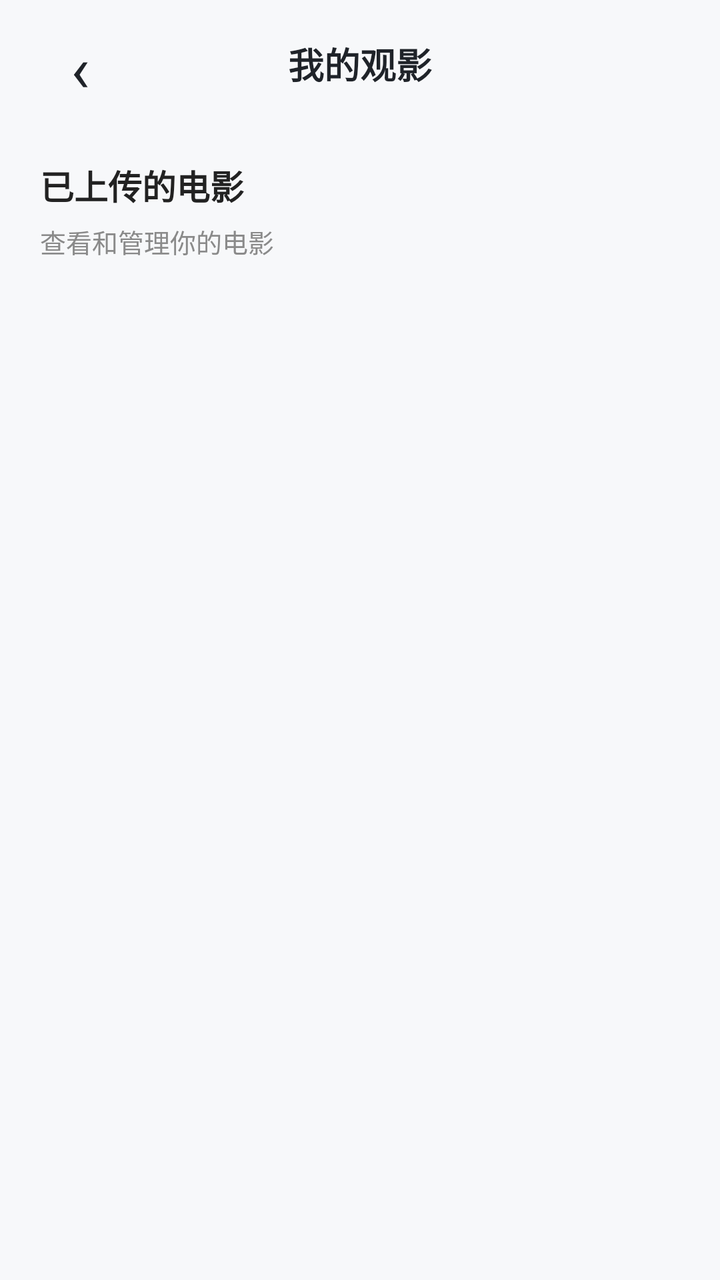
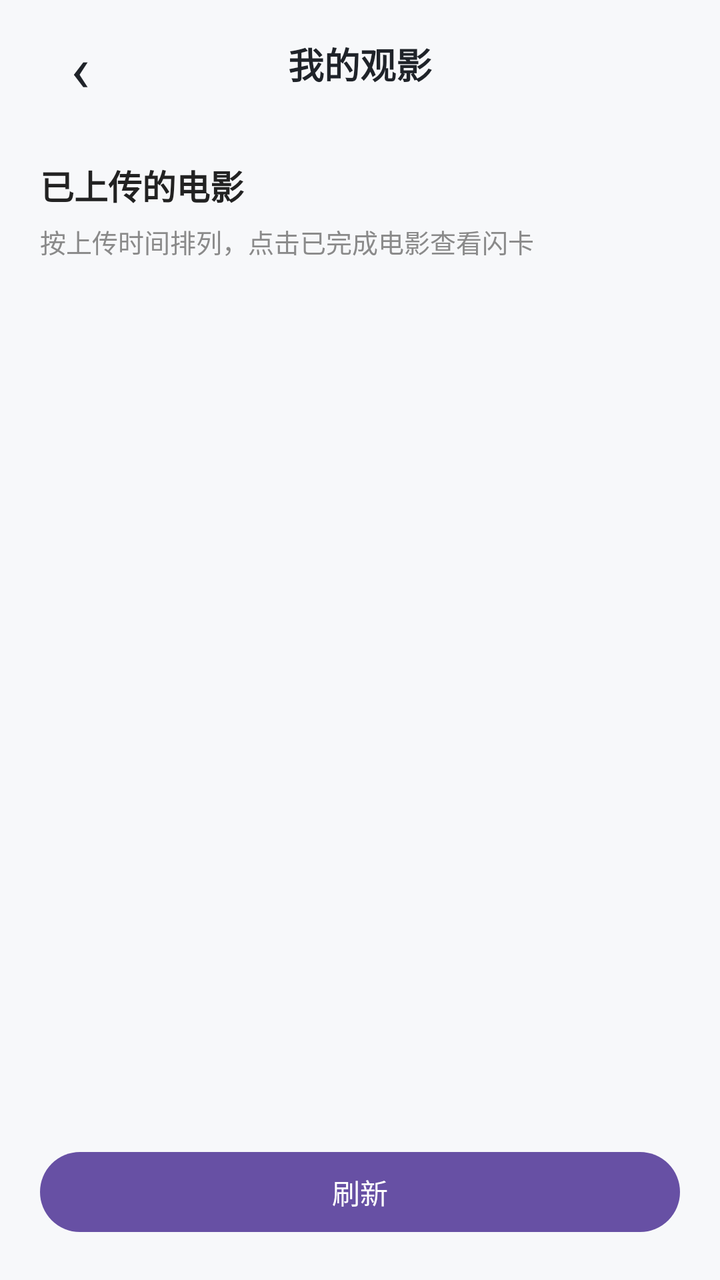

An Android layout rendered at two revisions. The XML below is the earlier revision; the diff shows what the commit changed to produce the second picture.
<!-- AndroidManifest.xml: application theme Theme.HelloWord -->
<!-- res/layout/activity_my_movies.xml -->
<?xml version="1.0" encoding="utf-8"?>
<androidx.constraintlayout.widget.ConstraintLayout
    xmlns:android="http://schemas.android.com/apk/res/android"
    xmlns:app="http://schemas.android.com/apk/res-auto"
    android:layout_width="match_parent"
    android:layout_height="match_parent"
    android:background="#F7F8FA">

    
    <LinearLayout
        android:id="@+id/topBar"
        android:layout_width="0dp"
        android:layout_height="64dp"
        android:gravity="center_vertical"
        android:orientation="horizontal"
        android:paddingStart="20dp"
        android:paddingEnd="20dp"
        app:layout_constraintTop_toTopOf="parent"
        app:layout_constraintStart_toStartOf="parent"
        app:layout_constraintEnd_toEndOf="parent">

        
        <TextView
            android:id="@+id/backButton"
            android:layout_width="40dp"
            android:layout_height="40dp"
            android:gravity="center"
            android:text="‹"
            android:textColor="#1F2329"
            android:textSize="32sp" />

        
        <TextView
            android:layout_width="0dp"
            android:layout_height="wrap_content"
            android:layout_weight="1"
            android:gravity="center"
            android:text="我的观影"
            android:textColor="#1F2329"
            android:textSize="18sp"
            android:textStyle="bold" />

        
        <View
            android:layout_width="40dp"
            android:layout_height="40dp" />

    </LinearLayout>


    
    <LinearLayout
        android:id="@+id/content"
        android:layout_width="0dp"
        android:layout_height="0dp"
        android:orientation="vertical"
        android:paddingStart="20dp"
        android:paddingEnd="20dp"
        android:paddingTop="16dp"
        android:paddingBottom="20dp"
        app:layout_constraintTop_toBottomOf="@id/topBar"
        app:layout_constraintBottom_toBottomOf="parent"
        app:layout_constraintStart_toStartOf="parent"
        app:layout_constraintEnd_toEndOf="parent">

        
        <TextView
            android:layout_width="wrap_content"
            android:layout_height="wrap_content"
            android:text="已上传的电影"
            android:textColor="#222222"
            android:textSize="17sp"
            android:textStyle="bold" />

        
        <TextView
            android:layout_width="wrap_content"
            android:layout_height="wrap_content"
            android:layout_marginTop="6dp"
            android:text="查看和管理你的电影"
            android:textColor="#8A8A8A"
            android:textSize="13sp" />


        
        <androidx.recyclerview.widget.RecyclerView
            android:id="@+id/movieRecyclerView"
            android:layout_width="match_parent"
            android:layout_height="0dp"
            android:layout_marginTop="18dp"
            android:layout_weight="1" />


        
        <LinearLayout
            android:id="@+id/emptyView"
            android:layout_width="match_parent"
            android:layout_height="180dp"
            android:gravity="center"
            android:orientation="vertical"
            android:visibility="gone">

            <TextView
                android:layout_width="wrap_content"
                android:layout_height="wrap_content"
                android:text="暂无电影"
                android:textColor="#555555"
                android:textSize="16sp"
                android:textStyle="bold" />

            <TextView
                android:layout_width="wrap_content"
                android:layout_height="wrap_content"
                android:layout_marginTop="8dp"
                android:text="上传一部电影开始学习吧"
                android:textColor="#A0A4AB"
                android:textSize="13sp" />

        </LinearLayout>

    </LinearLayout>

</androidx.constraintlayout.widget.ConstraintLayout>
<!-- resources referenced by this layout -->
<resources>
  <style name="Theme.HelloWord" parent="Base.Theme.HelloWord" />
  <style name="Base.Theme.HelloWord" parent="Theme.Material3.DayNight.NoActionBar">
          
          
      </style>
</resources>

<!-- the commit's change to res/layout/activity_my_movies.xml (unified diff, before → after) -->
@@ -77,7 +77,8 @@
             android:layout_width="wrap_content"
             android:layout_height="wrap_content"
             android:layout_marginTop="6dp"
-            android:text="查看和管理你的电影"
+            android:id="@+id/historyMessage"
+            android:text="按上传时间排列，点击已完成电影查看闪卡"
             android:textColor="#8A8A8A"
             android:textSize="13sp" />
 
@@ -89,6 +90,12 @@
             android:layout_height="0dp"
             android:layout_marginTop="18dp"
             android:layout_weight="1" />
+
+        <Button
+            android:id="@+id/historyLoadMore"
+            android:layout_width="match_parent"
+            android:layout_height="wrap_content"
+            android:text="刷新" />
 
 
         
